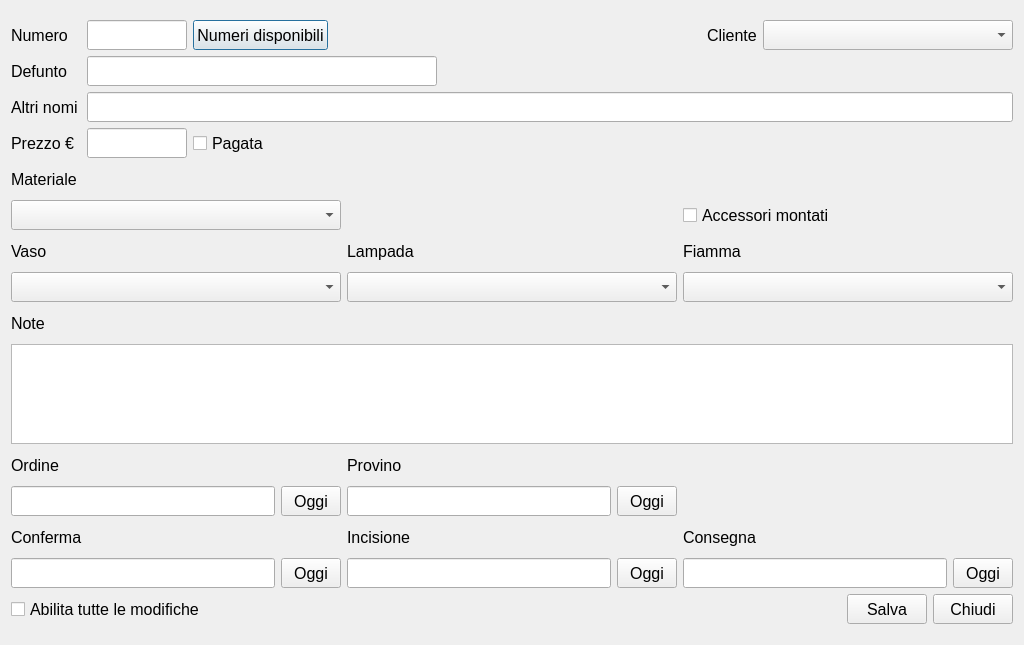
Above: Tomb.ui from LuigiCaradonna/funeraria before the change. Below: the same form after it.
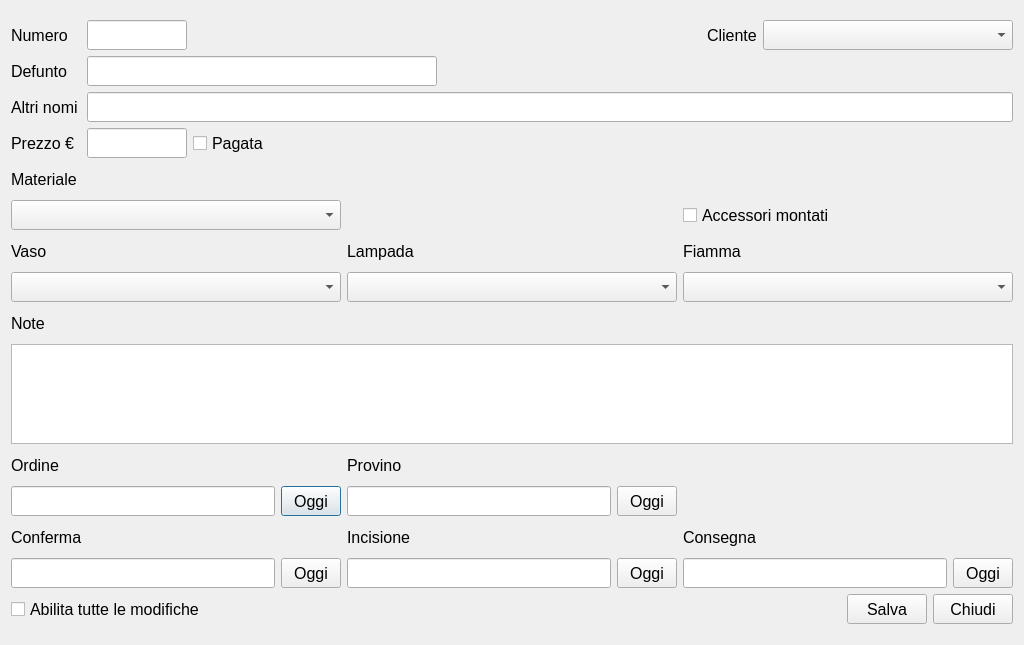
That is the form after the change.

Commit message: Tomb split

```diff
--- a/Tomb.ui
+++ b/Tomb.ui
@@ -75,30 +75,6 @@
          </property>
         </widget>
        </item>
-       <item>
-        <widget class="QPushButton" name="btnAvailableProgressives">
-         <property name="minimumSize">
-          <size>
-           <width>0</width>
-           <height>30</height>
-          </size>
-         </property>
-         <property name="maximumSize">
-          <size>
-           <width>16777215</width>
-           <height>30</height>
-          </size>
-         </property>
-         <property name="font">
-          <font>
-           <pointsize>12</pointsize>
-          </font>
-         </property>
-         <property name="text">
-          <string>Numeri disponibili</string>
-         </property>
-        </widget>
-       </item>
        <item>
         <spacer name="horizontalSpacer">
          <property name="orientation">
```
The commit also changes 10 other files.
